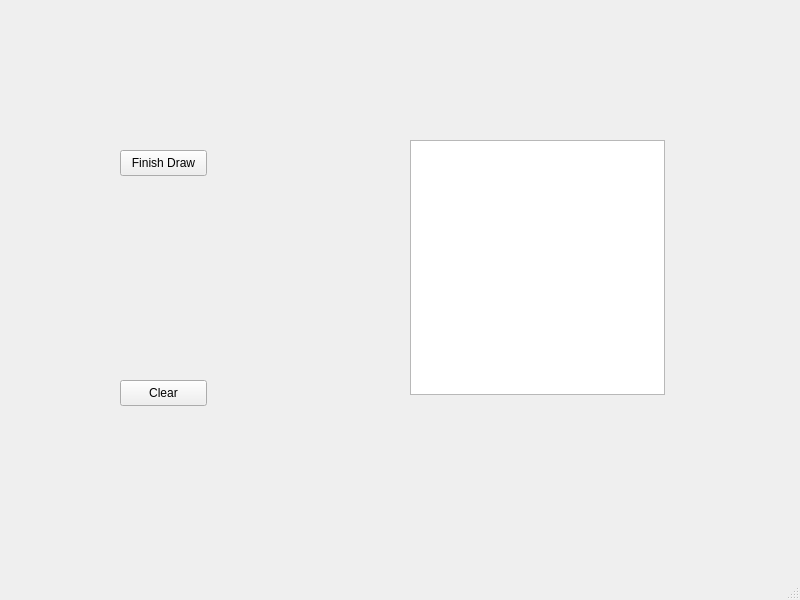
This is DIP_project/mainwindow.ui in LucasdeAl/Digital_Image_Processing_01 as Qt 5 draws it before an edit. The edited form follows.
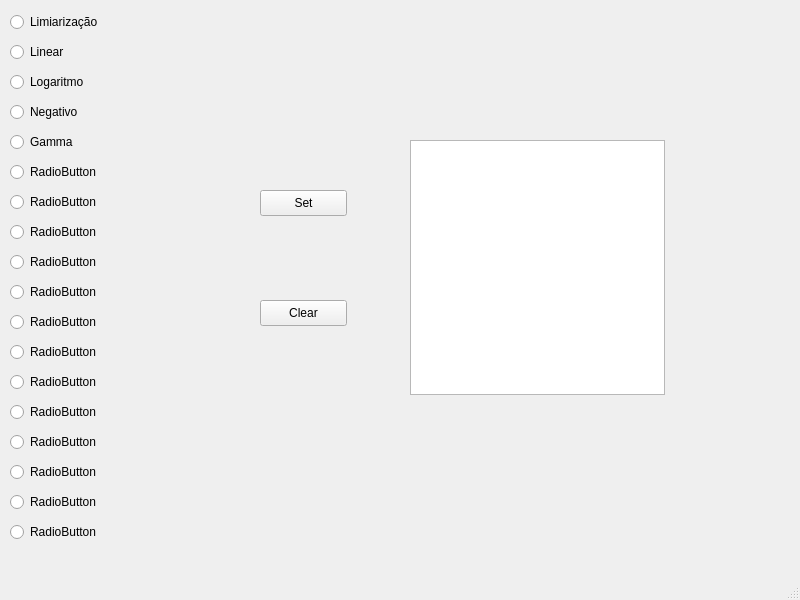
This is the edited form.

Commit message:
Adding radio buttons + input parameters
Now we have a input template and a text field for input. Also added radio buttons for algorithm selection.

The edit to the form file:
```diff
--- a/DIP_project/mainwindow.ui
+++ b/DIP_project/mainwindow.ui
@@ -17,14 +17,14 @@
    <widget class="QPushButton" name="pushButton">
     <property name="geometry">
      <rect>
-      <x>120</x>
-      <y>150</y>
+      <x>260</x>
+      <y>190</y>
       <width>87</width>
       <height>26</height>
      </rect>
     </property>
     <property name="text">
-     <string>Finish Draw</string>
+     <string>Set</string>
     </property>
    </widget>
    <widget class="QGraphicsView" name="imagem">
@@ -40,8 +40,8 @@
    <widget class="QPushButton" name="pushButton_2">
     <property name="geometry">
      <rect>
-      <x>120</x>
-      <y>380</y>
+      <x>260</x>
+      <y>300</y>
       <width>87</width>
       <height>26</height>
      </rect>
@@ -50,6 +50,250 @@
      <string>Clear</string>
     </property>
    </widget>
+   <widget class="QRadioButton" name="Limiarizacao">
+    <property name="geometry">
+     <rect>
+      <x>10</x>
+      <y>10</y>
+      <width>110</width>
+      <height>24</height>
+     </rect>
+    </property>
+    <property name="text">
+     <string>Limiarização</string>
+    </property>
+   </widget>
+   <widget class="QRadioButton" name="Linear">
+    <property name="geometry">
+     <rect>
+      <x>10</x>
+      <y>40</y>
+      <width>110</width>
+      <height>24</height>
+     </rect>
+    </property>
+    <property name="text">
+     <string>Linear</string>
+    </property>
+   </widget>
+   <widget class="QRadioButton" name="Logaritmo">
+    <property name="geometry">
+     <rect>
+      <x>10</x>
+      <y>70</y>
+      <width>110</width>
+      <height>24</height>
+     </rect>
+    </property>
+    <property name="text">
+     <string>Logaritmo</string>
+    </property>
+   </widget>
+   <widget class="QRadioButton" name="Gamma">
+    <property name="geometry">
+     <rect>
+      <x>10</x>
+      <y>130</y>
+      <width>110</width>
+      <height>24</height>
+     </rect>
+    </property>
+    <property name="text">
+     <string>Gamma</string>
+    </property>
+   </widget>
+   <widget class="QRadioButton" name="radioButton_5">
+    <property name="geometry">
+     <rect>
+      <x>10</x>
+      <y>160</y>
+      <width>110</width>
+      <height>24</height>
+     </rect>
+    </property>
+    <property name="text">
+     <string>RadioButton</string>
+    </property>
+   </widget>
+   <widget class="QRadioButton" name="radioButton_6">
+    <property name="geometry">
+     <rect>
+      <x>10</x>
+      <y>190</y>
+      <width>110</width>
+      <height>24</height>
+     </rect>
+    </property>
+    <property name="text">
+     <string>RadioButton</string>
+    </property>
+   </widget>
+   <widget class="QRadioButton" name="radioButton_7">
+    <property name="geometry">
+     <rect>
+      <x>10</x>
+      <y>220</y>
+      <width>110</width>
+      <height>24</height>
+     </rect>
+    </property>
+    <property name="text">
+     <string>RadioButton</string>
+    </property>
+   </widget>
+   <widget class="QRadioButton" name="radioButton_8">
+    <property name="geometry">
+     <rect>
+      <x>10</x>
+      <y>250</y>
+      <width>110</width>
+      <height>24</height>
+     </rect>
+    </property>
+    <property name="text">
+     <string>RadioButton</string>
+    </property>
+   </widget>
+   <widget class="QRadioButton" name="Negativo">
+    <property name="geometry">
+     <rect>
+      <x>10</x>
+      <y>100</y>
+      <width>110</width>
+      <height>24</height>
+     </rect>
+    </property>
+    <property name="text">
+     <string>Negativo</string>
+    </property>
+   </widget>
+   <widget class="QRadioButton" name="radioButton_10">
+    <property name="geometry">
+     <rect>
+      <x>10</x>
+      <y>310</y>
+      <width>110</width>
+      <height>24</height>
+     </rect>
+    </property>
+    <property name="text">
+     <string>RadioButton</string>
+    </property>
+   </widget>
+   <widget class="QRadioButton" name="radioButton_11">
+    <property name="geometry">
+     <rect>
+      <x>10</x>
+      <y>340</y>
+      <width>110</width>
+      <height>24</height>
+     </rect>
+    </property>
+    <property name="text">
+     <string>RadioButton</string>
+    </property>
+   </widget>
+   <widget class="QRadioButton" name="radioButton_12">
+    <property name="geometry">
+     <rect>
+      <x>10</x>
+      <y>370</y>
+      <width>110</width>
+      <height>24</height>
+     </rect>
+    </property>
+    <property name="text">
+     <string>RadioButton</string>
+    </property>
+   </widget>
+   <widget class="QRadioButton" name="radioButton_13">
+    <property name="geometry">
+     <rect>
+      <x>10</x>
+      <y>280</y>
+      <width>110</width>
+      <height>24</height>
+     </rect>
+    </property>
+    <property name="text">
+     <string>RadioButton</string>
+    </property>
+   </widget>
+   <widget class="QRadioButton" name="radioButton_14">
+    <property name="geometry">
+     <rect>
+      <x>10</x>
+      <y>430</y>
+      <width>110</width>
+      <height>24</height>
+     </rect>
+    </property>
+    <property name="text">
+     <string>RadioButton</string>
+    </property>
+   </widget>
+   <widget class="QRadioButton" name="radioButton_15">
+    <property name="geometry">
+     <rect>
+      <x>10</x>
+      <y>400</y>
+      <width>110</width>
+      <height>24</height>
+     </rect>
+    </property>
+    <property name="text">
+     <string>RadioButton</string>
+    </property>
+   </widget>
+   <widget class="QRadioButton" name="radioButton_16">
+    <property name="geometry">
+     <rect>
+      <x>10</x>
+      <y>460</y>
+      <width>110</width>
+      <height>24</height>
+     </rect>
+    </property>
+    <property name="text">
+     <string>RadioButton</string>
+    </property>
+   </widget>
+   <widget class="QRadioButton" name="radioButton_17">
+    <property name="geometry">
+     <rect>
+      <x>10</x>
+      <y>490</y>
+      <width>110</width>
+      <height>24</height>
+     </rect>
+    </property>
+    <property name="text">
+     <string>RadioButton</string>
+    </property>
+   </widget>
+   <widget class="QRadioButton" name="radioButton_18">
+    <property name="geometry">
+     <rect>
+      <x>10</x>
+      <y>520</y>
+      <width>110</width>
+      <height>24</height>
+     </rect>
+    </property>
+    <property name="text">
+     <string>RadioButton</string>
+    </property>
+   </widget>
+   <widget class="QPlainTextEdit" name="inputTextual">
+    <property name="geometry">
+     <rect>
+      <x>410</x>
+      <y>140</y>
+      <width>255</width>
+      <height>255</height>
+     </rect>
+    </property>
+   </widget>
   </widget>
   <widget class="QMenuBar" name="menubar">
    <property name="geometry">
```
Left out of the diff: 4 changed lines with no effect on the pictures. The commit also changes 5 other files.
